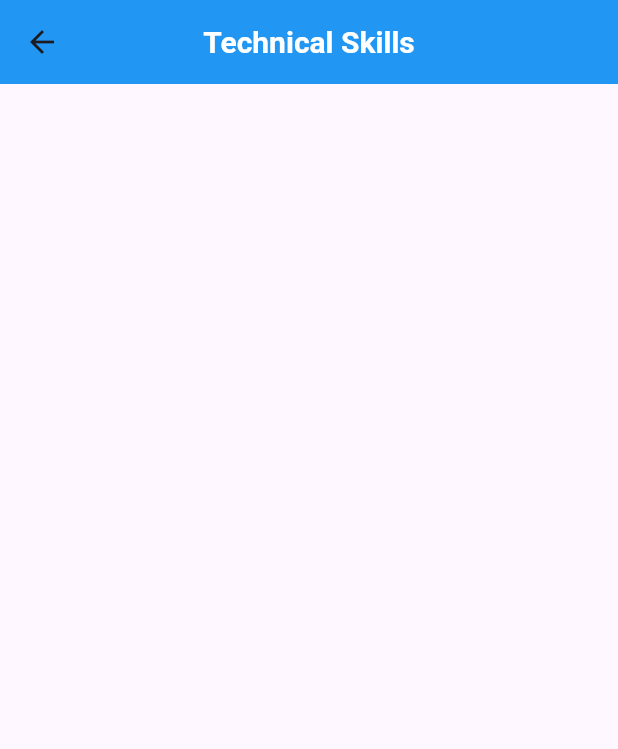
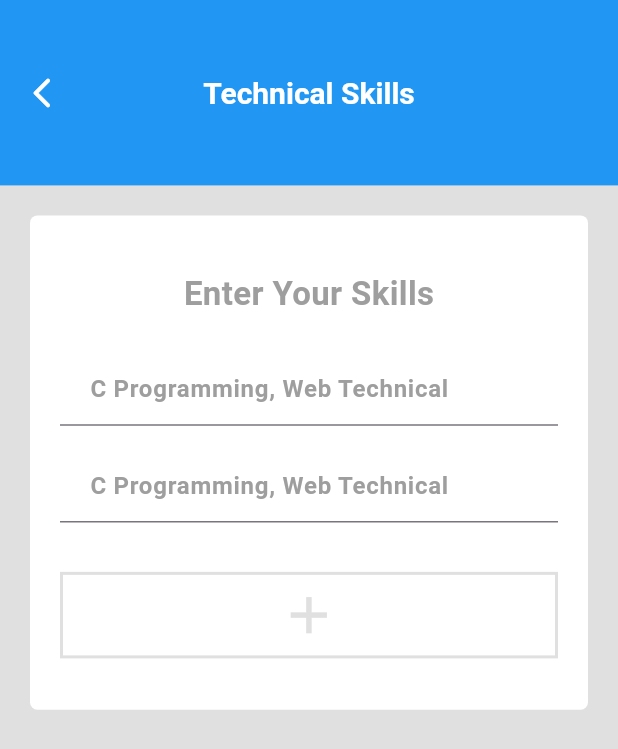
Before and after one commit to Vedpatel28/flutter_resume_builder_app, a Flutter app: the technical_skills_page screen opened by its route, on a phone screen of 412 x 824 dp. Shown: the top 749 px of the screen. Run offline on Flutter 3.47's test engine with Material 2 defaults, Android fonts, the phone set to English and light mode, and no system bars.

Commit message:
vp | 15-04-2023 | 20:07 | # resume builder app crate DAY-1/2/3/4

```diff
--- a/lib/views/screen/technical_skills_page.dart
+++ b/lib/views/screen/technical_skills_page.dart
@@ -1,4 +1,5 @@
 import 'package:flutter/material.dart';
+import 'package:flutter_resume_builder_app/utils/back_button_icon.dart';
 import 'package:flutter_resume_builder_app/utils/theme_utils.dart';
 
 class technical_skills_page extends StatefulWidget {
@@ -11,8 +12,20 @@ class technical_skills_page extends StatefulWidget {
 class _technical_skills_pageState extends State<technical_skills_page> {
   @override
   Widget build(BuildContext context) {
+    Size s = MediaQuery.of(context).size;
     return Scaffold(
       appBar: AppBar(
+        toolbarHeight: s.height * 0.15,
+        leading: GestureDetector(
+          onTap: () {
+            setState(
+              () {
+                Navigator.of(context).pop();
+              },
+            );
+          },
+          child: backicon,
+        ),
         title: Text(
           "Technical Skills",
           style: AppBarTitile,
@@ -20,6 +33,77 @@ class _technical_skills_pageState extends State<technical_skills_page> {
         centerTitle: true,
         backgroundColor: Colors.blue,
       ),
+      body: Padding(
+        padding: const EdgeInsets.all(20),
+        child: Container(
+          height: s.height * 0.4,
+          width: s.width,
+          decoration: const BoxDecoration(
+            color: Colors.white,
+            borderRadius: BorderRadius.all(
+              Radius.circular(5),
+            ),
+          ),
+          child: Padding(
+            padding: const EdgeInsets.all(20),
+            child: Column(
+              crossAxisAlignment: CrossAxisAlignment.center,
+              // mainAxisAlignment: MainAxisAlignment.center,
+              children: [
+                SizedBox(height: s.height*0.02,),
+                Text(
+                  "Enter Your Skills",
+                  style: TextStyle(
+                    fontSize: 22,
+                    color: Colors.grey,
+                    fontWeight: FontWeight.bold,
+                  ),
+                ),
+                SizedBox(height: s.height*0.03,),
+                TextField(
+                  decoration: InputDecoration(
+                    contentPadding: EdgeInsets.only(left: 20),
+                    hintText: "C Programming, Web Technical",
+                    hintStyle: TextStyle(
+                      fontWeight: FontWeight.w600,
+                      color: Colors.grey,
+                    ),
+                  ),
+                ),
+                SizedBox(height: s.height*0.02,),
+                TextField(
+                  decoration: InputDecoration(
+                    contentPadding: EdgeInsets.only(left: 20),
+                    hintText: "C Programming, Web Technical",
+                    hintStyle: TextStyle(
+                      fontWeight: FontWeight.w600,
+                      color: Colors.grey,
+                    ),
+                  ),
+                ),
+                SizedBox(height: s.height*0.04,),
+                Container(
+                  height: s.height * 0.07,
+                  width: s.width,
+                  decoration: BoxDecoration(
+                    color: Colors.white,
+                    border: Border.all(
+                      color: Colors.grey.shade300,
+                      width: 2,
+                    ),
+                  ),
+                  child: Icon(
+                    Icons.add,
+                    color: Colors.grey.shade300,
+                    size: s.height * 0.05,
+                  ),
+                ),
+              ],
+            ),
+          ),
+        ),
+      ),
+      backgroundColor: Colors.grey.shade300,
     );
   }
 }
```
Also changed, not shown: lib/views/screen/educyion_page.dart (+13 -7 lines).
